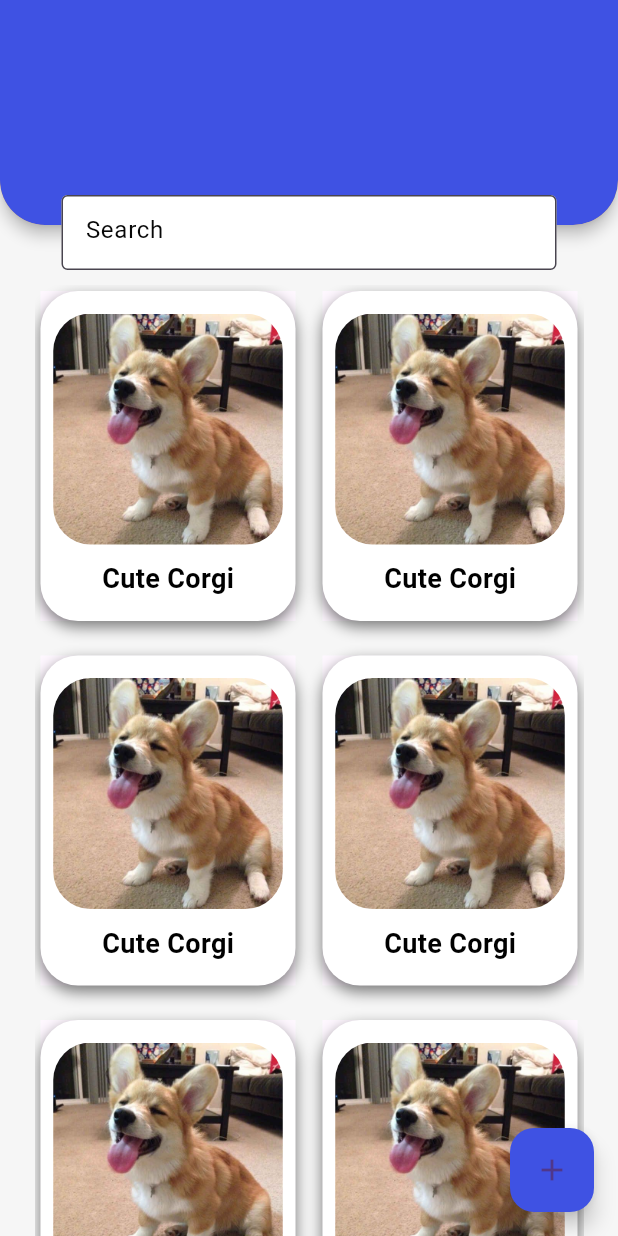
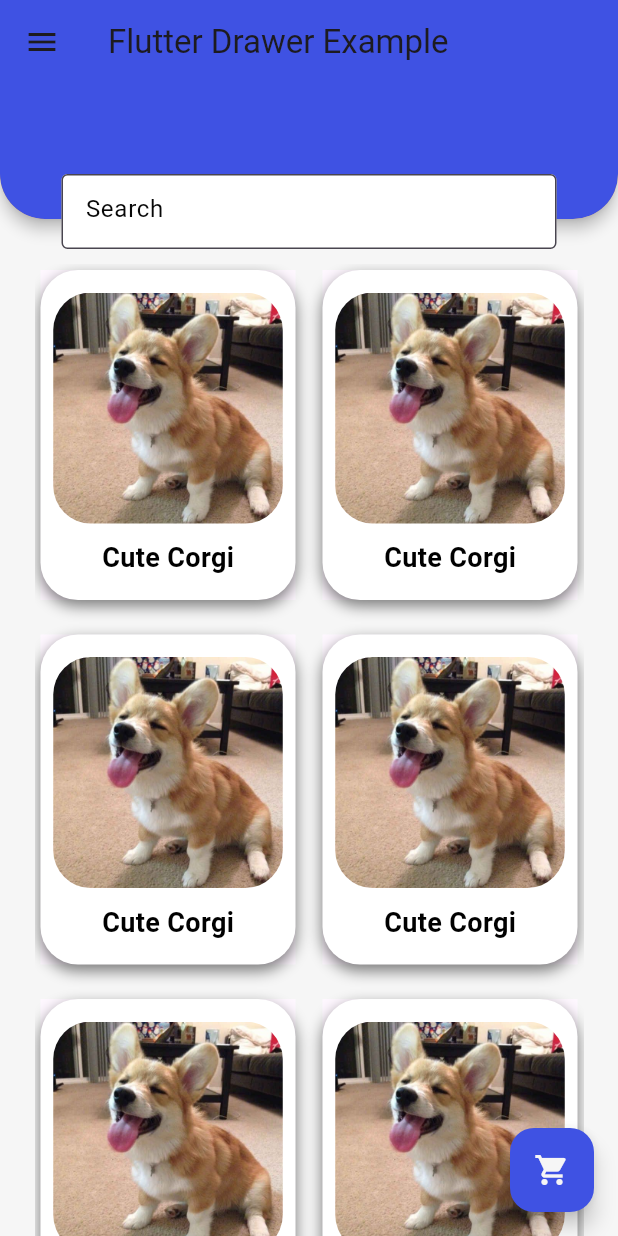
Before and after one commit to lancifer05/mobile-point-of-sale, a Flutter app: the Home screen opened by its route, on a phone screen of 412 x 824 dp. Run offline on Flutter 3.47's test engine with Material 3 defaults, Android fonts, the light colour scheme and no system bars; our stand-ins replace go_router.

Commit message:
Drawer and Floating button Added

```diff
--- a/lib/main.dart
+++ b/lib/main.dart
@@ -44,5 +44,7 @@ class MyApp extends StatelessWidget {
       debugShowCheckedModeBanner: false,
       routerConfig: _router,
     );
+
+
   }
 }
--- a/lib/pages/home.dart
+++ b/lib/pages/home.dart
@@ -1,5 +1,6 @@
 import 'package:flutter/material.dart';
-import 'components/card.dart';
+import 'package:go_router/go_router.dart';
+import 'package:p3_app_dev/pages/components/card.dart'; // Ensure this path is correct
 
 class Home extends StatefulWidget {
   const Home({super.key});
@@ -9,48 +10,127 @@ class Home extends StatefulWidget {
 }
 
 class _HomeState extends State<Home> {
+  final GlobalKey<ScaffoldState> _scaffoldKey = GlobalKey<ScaffoldState>();
+
+  void _openDrawer() {
+    _scaffoldKey.currentState?.openDrawer();
+  }
+
+  void _closeDrawer() {
+    Navigator.of(context).pop();
+  }
+
+  void _onCartButtonPressed() {
+    // Implement your cart button action here
+    // For example, navigate to a cart page
+    GoRouter.of(context).go('/cart');
+  }
+
   @override
   Widget build(BuildContext context) {
     double screenWidth = MediaQuery.of(context).size.width;
+    bool isWideScreen = screenWidth > 600;
 
     return Scaffold(
+      key: _scaffoldKey,
+      appBar: isWideScreen
+          ? null
+          : AppBar(
+              backgroundColor: const Color(0xFF3F52E3),
+              title: const Text('Flutter Drawer Example'),
+              leading: IconButton(
+                icon: const Icon(Icons.menu),
+                onPressed: _openDrawer,
+              ),
+            ),
+      drawer: !isWideScreen
+          ? Drawer(
+              backgroundColor: const Color(0xffF6F6F6),
+              child: ListView(
+                padding: EdgeInsets.zero,
+                children: <Widget>[
+                  Container(
+                    height: 100,
+                    color: const Color(0xFF3F52E3),
+                    child: const DrawerHeader(
+                      decoration: BoxDecoration(
+                        color: Color(0xFF3F52E3),
+                      ),
+                      child: Text(
+                        'Menu',
+                        style: TextStyle(
+                          color: Colors.white,
+                          fontSize: 24,
+                        ),
+                      ),
+                    ),
+                  ),
+                  _buildDrawerItem(Icons.home, 'Home', '/home'),
+                  _buildDrawerItem(Icons.settings, 'Settings', '/settings'),
+                  _buildDrawerItem(Icons.contacts, 'Contacts', '/contacts'),
+                  _buildDrawerItem(Icons.logout, 'Logout', '/logout'),
+                ],
+              ),
+            )
+          : null,
       body: SafeArea(
+        child: Row(
+          children: [
+            Expanded(
               child: Container(
                 color: const Color(0xffF6F6F6),
                 child: Stack(
                   children: [
-              // Positioned card background
                     Positioned(
                       top: 0,
                       left: 0,
                       right: 0,
                       child: CardBackground(
                         child: Container(
-                    height: screenWidth < 600 ? 150 : 100,
+                          height: screenWidth < 600 ? 90 : 100,
                           color: const Color(0xFF3F52E3),
                         ),
                       ),
                     ),
-              // Content below the card background
                     Column(
                       children: [
                         Expanded(
                           child: LayoutBuilder(
                             builder: (context, constraints) {
-                        final isVerticalLayout = constraints.maxWidth < 600;
+                              final isVerticalLayout =
+                                  constraints.maxWidth < 600;
 
                               return Flex(
-                          direction: isVerticalLayout ? Axis.vertical : Axis.horizontal,
+                                direction: isVerticalLayout
+                                    ? Axis.vertical
+                                    : Axis.horizontal,
                                 children: [
+                                  if (isVerticalLayout)
                                     Container(
+                                      height: 50,
+                                      child: const Row(),
+                                    ),
+                                  if (isWideScreen)
+                                    Container(
+                                      width: 240,
+                                      color: const Color(0xFF3F52E3),
+                                      child: Column(
+                                        children: [
+                                          const SizedBox(
                                             height: 120,
-                              child: const Row(),
+                                          ),
+                                          _buildDrawerItem(Icons.home, 'Home', '/sample'),
+                                          _buildDrawerItem(Icons.settings, 'Settings', '/settings'),
+                                          _buildDrawerItem(Icons.contacts, 'Contacts', '/contacts'),
+                                          _buildDrawerItem(Icons.logout, 'Logout', '/logout'),
+                                        ],
+                                      ),
                                     ),
                                   Expanded(
                                     child: Column(
                                       children: [
                                         Container(
-                                    padding: EdgeInsets.all(10),
+                                          padding: const EdgeInsets.all(10),
                                           width: isVerticalLayout ? 350 : 400,
                                           height: 70,
                                           child: TextFormField(
@@ -65,31 +145,38 @@ class _HomeState extends State<Home> {
                                               ),
                                               hintText: "Search",
                                               hintStyle: TextStyle(
-                                          color: Color.fromARGB(255, 7, 7, 7),
+                                                color: Color.fromARGB(
+                                                    255, 7, 7, 7),
                                               ),
                                             ),
                                           ),
                                         ),
-                                  // Conditional spacing
                                         if (!isVerticalLayout)
-                                  const SizedBox(height: 35),
+                                          const SizedBox(height:80),
                                         Expanded(
                                           child: Container(
-                                      padding: EdgeInsetsDirectional.symmetric(
-                                        horizontal: screenWidth < 600 ? 0 : 12),
+                                            padding: EdgeInsets.symmetric(
+                                                horizontal:
+                                                    screenWidth < 600 ? 0 : 12),
                                             alignment: Alignment.center,
-                                      width: screenWidth,
                                             child: SingleChildScrollView(
                                               child: Wrap(
                                                 spacing: 10.0,
                                                 runSpacing: 15.0,
-                                          children: List.generate(100, (index) {
+                                                children:
+                                                    List.generate(100, (index) {
                                                   return Container(
-                                              padding: EdgeInsets.all(4),
+                                                    padding:
+                                                        const EdgeInsets.all(4),
                                                     child: Cards(
-                                                height: screenWidth < 600 ? 220 : 250,
-                                                width: screenWidth < 600 ? 170 : 200,
-                                                imagePath: 'assets/crogi.jpg',
+                                                      height: screenWidth < 600
+                                                          ? 220
+                                                          : 250,
+                                                      width: screenWidth < 600
+                                                          ? 170
+                                                          : 200,
+                                                      imagePath:
+                                                          'assets/crogi.jpg',
                                                     ),
                                                   );
                                                 }),
@@ -111,13 +198,26 @@ class _HomeState extends State<Home> {
                 ),
               ),
             ),
+          ],
+        ),
+      ),
       floatingActionButton: FloatingActionButton(
-        onPressed: () {
-          // Define the action when the button is pressed
+        onPressed: _onCartButtonPressed,
+        backgroundColor: const Color(0xFF3F52E3),
+        child: const Icon(Icons.shopping_cart,
+        color: Color(0xffF6F6F6),),
+      ),
+    );
+  }
+
+  Widget _buildDrawerItem(IconData icon, String text, String route) {
+    return ListTile(
+      leading: Icon(icon),
+      title: Text(text),
+      onTap: () {
+        GoRouter.of(context).go(route);
+        _closeDrawer(); // Close drawer after navigation
       },
-        child: Icon(Icons.add),
-        backgroundColor: Color(0xFF3F52E3),
-      ),
     );
   }
 }
@@ -133,7 +233,7 @@ class CardBackground extends StatelessWidget {
     double screenWidth = MediaQuery.of(context).size.width;
 
     return Material(
-      elevation: 4, // You can adjust the elevation as needed
+      elevation: 4,
       borderRadius: BorderRadius.only(
         bottomLeft: Radius.circular(screenWidth < 600 ? borderRadius : 0),
         bottomRight: Radius.circular(screenWidth < 600 ? borderRadius : 0),
```
Lines whose indentation alone changed are shown as unchanged.
